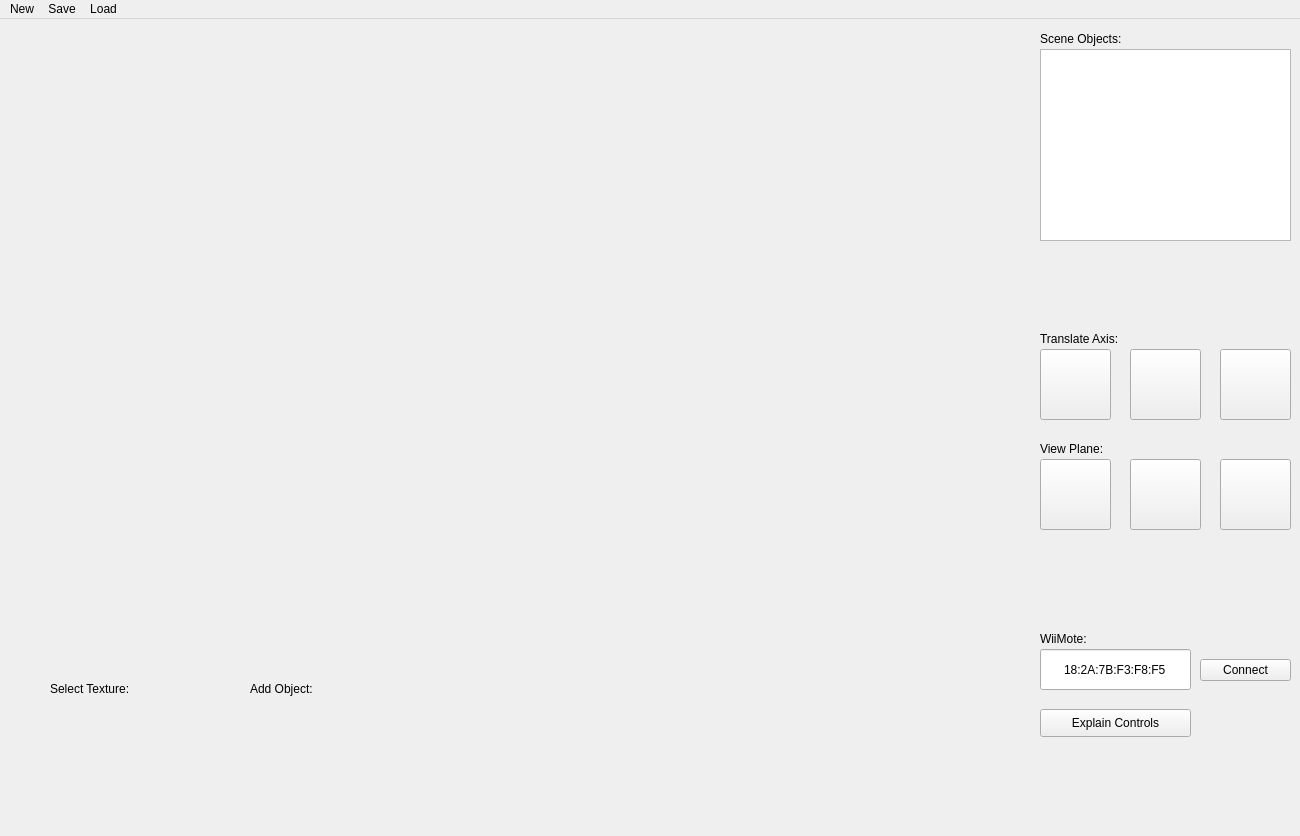
This is project/ui/room_design.ui in JonBrem/itt_ss16_project as Qt 5 draws it before an edit. The edited form follows.
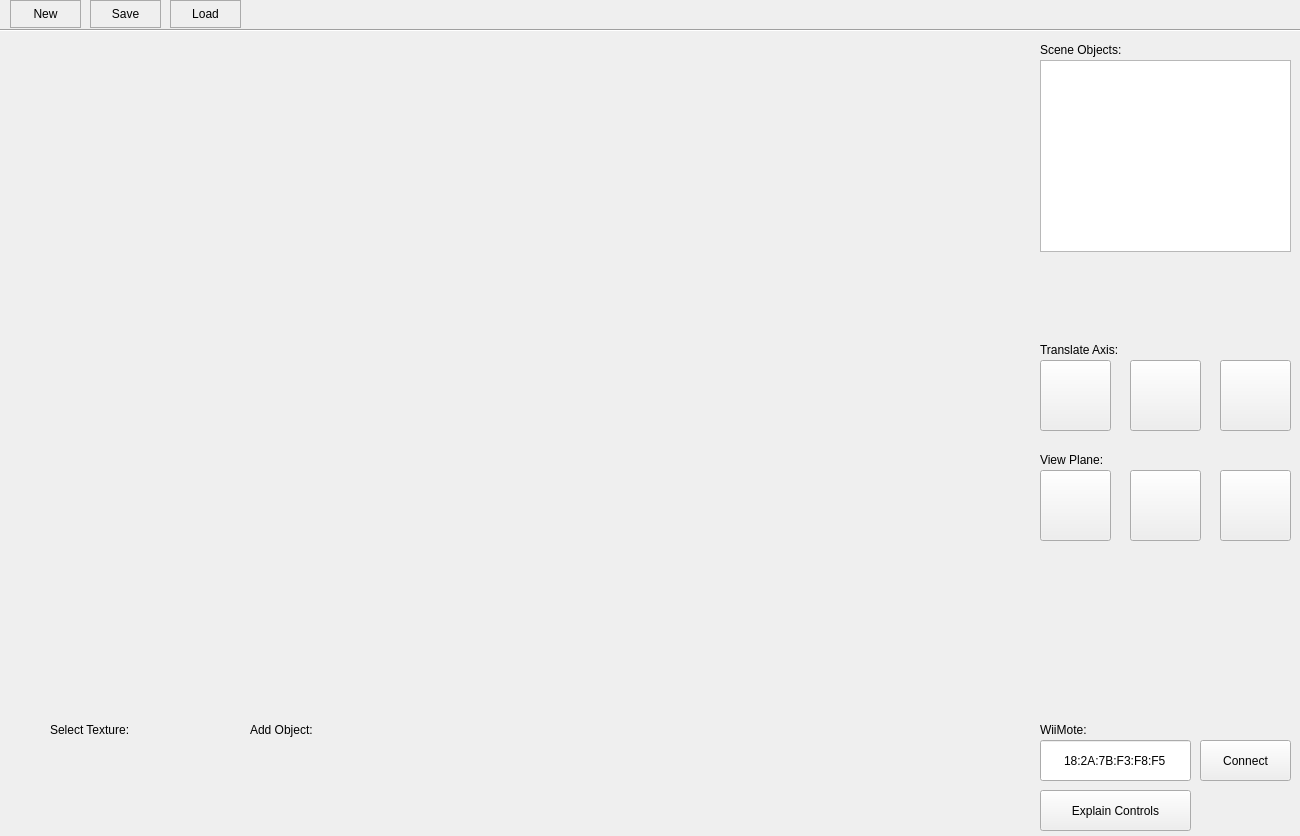
This is the edited form. Icons and pictures are not drawn.

Commit message: added a custom "menu bar" made of buttons

The edit to the form file:
```diff
--- a/project/ui/room_design.ui
+++ b/project/ui/room_design.ui
@@ -18,7 +18,7 @@
     <property name="geometry">
      <rect>
       <x>1040</x>
-      <y>30</y>
+      <y>60</y>
       <width>251</width>
       <height>192</height>
      </rect>
@@ -28,9 +28,9 @@
     <property name="geometry">
      <rect>
       <x>1200</x>
-      <y>640</y>
+      <y>740</y>
       <width>91</width>
-      <height>22</height>
+      <height>41</height>
      </rect>
     </property>
     <property name="text">
@@ -41,7 +41,7 @@
     <property name="geometry">
      <rect>
       <x>1040</x>
-      <y>630</y>
+      <y>740</y>
       <width>151</width>
       <height>41</height>
      </rect>
@@ -57,7 +57,7 @@
     <property name="geometry">
      <rect>
       <x>1040</x>
-      <y>330</y>
+      <y>360</y>
       <width>71</width>
       <height>71</height>
      </rect>
@@ -80,7 +80,7 @@
     <property name="geometry">
      <rect>
       <x>1130</x>
-      <y>330</y>
+      <y>360</y>
       <width>71</width>
       <height>71</height>
      </rect>
@@ -103,7 +103,7 @@
     <property name="geometry">
      <rect>
       <x>1220</x>
-      <y>330</y>
+      <y>360</y>
       <width>71</width>
       <height>71</height>
      </rect>
@@ -126,7 +126,7 @@
     <property name="geometry">
      <rect>
       <x>1040</x>
-      <y>440</y>
+      <y>470</y>
       <width>71</width>
       <height>71</height>
      </rect>
@@ -149,7 +149,7 @@
     <property name="geometry">
      <rect>
       <x>1220</x>
-      <y>440</y>
+      <y>470</y>
       <width>71</width>
       <height>71</height>
      </rect>
@@ -172,7 +172,7 @@
     <property name="geometry">
      <rect>
       <x>1130</x>
-      <y>440</y>
+      <y>470</y>
       <width>71</width>
       <height>71</height>
      </rect>
@@ -195,7 +195,7 @@
     <property name="geometry">
      <rect>
       <x>1040</x>
-      <y>10</y>
+      <y>40</y>
       <width>111</width>
       <height>20</height>
      </rect>
@@ -208,7 +208,7 @@
     <property name="geometry">
      <rect>
       <x>1040</x>
-      <y>310</y>
+      <y>340</y>
       <width>111</width>
       <height>20</height>
      </rect>
@@ -221,7 +221,7 @@
     <property name="geometry">
      <rect>
       <x>1040</x>
-      <y>420</y>
+      <y>450</y>
       <width>111</width>
       <height>20</height>
      </rect>
@@ -234,7 +234,7 @@
     <property name="geometry">
      <rect>
       <x>50</x>
-      <y>660</y>
+      <y>720</y>
       <width>111</width>
       <height>20</height>
      </rect>
@@ -247,7 +247,7 @@
     <property name="geometry">
      <rect>
       <x>250</x>
-      <y>660</y>
+      <y>720</y>
       <width>111</width>
       <height>20</height>
      </rect>
@@ -260,7 +260,7 @@
     <property name="geometry">
      <rect>
       <x>1040</x>
-      <y>610</y>
+      <y>720</y>
       <width>111</width>
       <height>20</height>
      </rect>
@@ -273,43 +273,76 @@
     <property name="geometry">
      <rect>
       <x>1040</x>
-      <y>690</y>
+      <y>790</y>
       <width>151</width>
-      <height>28</height>
+      <height>41</height>
      </rect>
     </property>
     <property name="text">
      <string>Explain Controls</string>
     </property>
    </widget>
-  </widget>
-  <widget class="QMenuBar" name="menuBar">
-   <property name="geometry">
-    <rect>
-     <x>0</x>
-     <y>0</y>
-     <width>1300</width>
-     <height>28</height>
-    </rect>
-   </property>
-   <widget class="QMenu" name="menuNew">
-    <property name="title">
+   <widget class="QPushButton" name="btn_new">
+    <property name="geometry">
+     <rect>
+      <x>10</x>
+      <y>0</y>
+      <width>71</width>
+      <height>28</height>
+     </rect>
+    </property>
+    <property name="styleSheet">
+     <string notr="true">border: 1px solid #AAA;</string>
+    </property>
+    <property name="text">
      <string>New</string>
     </property>
    </widget>
-   <widget class="QMenu" name="menuSave">
-    <property name="title">
-     <string>Save</string>
+   <widget class="QPushButton" name="btn_load">
+    <property name="geometry">
+     <rect>
+      <x>170</x>
+      <y>0</y>
+      <width>71</width>
+      <height>28</height>
+     </rect>
     </property>
-   </widget>
-   <widget class="QMenu" name="menuLoad">
-    <property name="title">
+    <property name="styleSheet">
+     <string notr="true">border: 1px solid #AAA;</string>
+    </property>
+    <property name="text">
      <string>Load</string>
     </property>
    </widget>
-   <addaction name="menuNew"/>
-   <addaction name="menuSave"/>
-   <addaction name="menuLoad"/>
+   <widget class="QPushButton" name="btn_save">
+    <property name="geometry">
+     <rect>
+      <x>90</x>
+      <y>0</y>
+      <width>71</width>
+      <height>28</height>
+     </rect>
+    </property>
+    <property name="styleSheet">
+     <string notr="true">border: 1px solid #AAA;</string>
+    </property>
+    <property name="text">
+     <string>Save</string>
+    </property>
+   </widget>
+   <widget class="Line" name="line">
+    <property name="geometry">
+     <rect>
+      <x>0</x>
+      <y>20</y>
+      <width>1301</width>
+      <height>20</height>
+     </rect>
+    </property>
+    <property name="orientation">
+     <enum>Qt::Horizontal</enum>
+    </property>
+   </widget>
   </widget>
   <action name="actionNew">
    <property name="text">
```
The commit also changes 1 other file.
